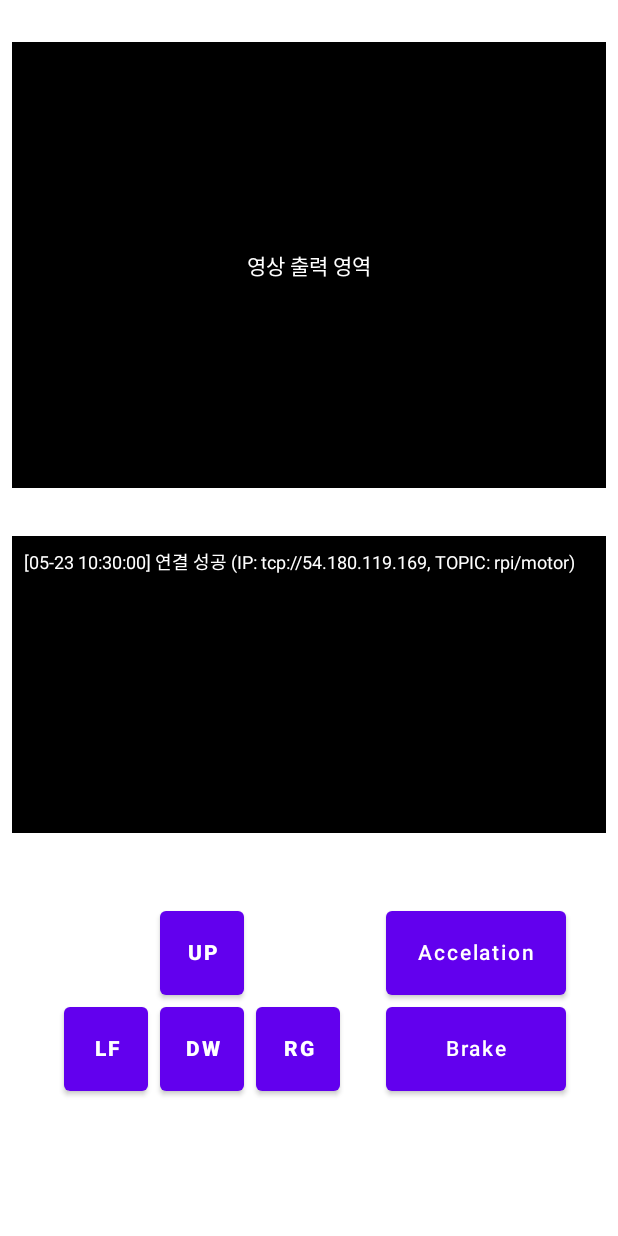
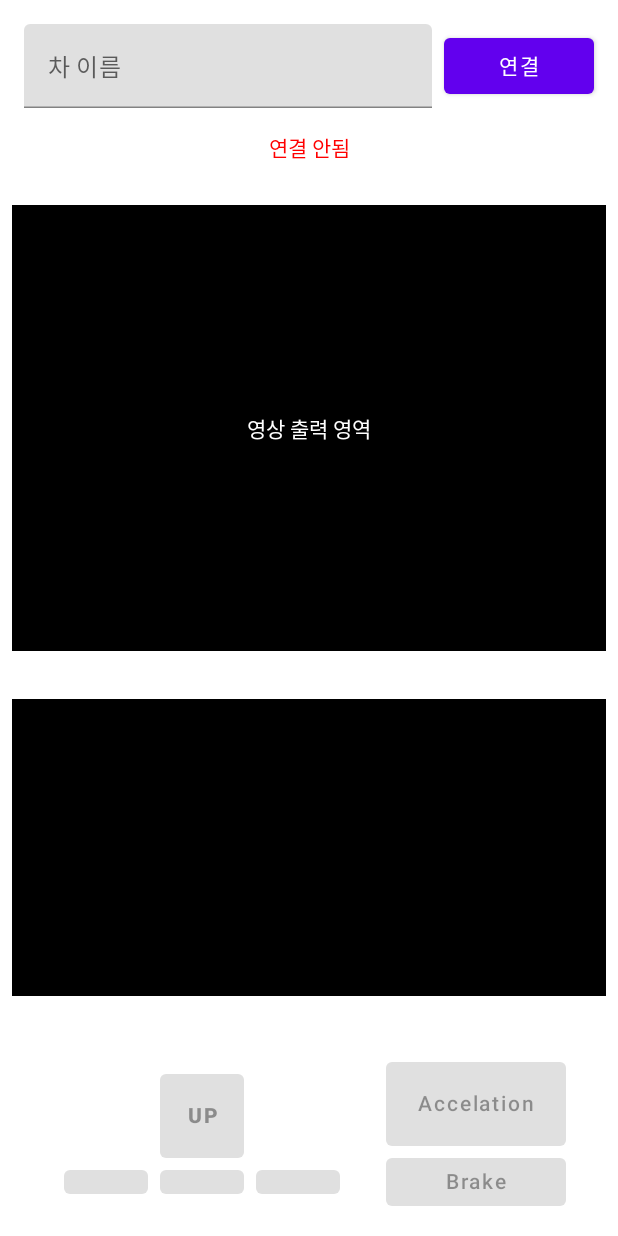
Before and after one commit to byeongkukoh/Exprover, an Android app built with Jetpack Compose: the screen it shows after launch (MainActivity), on a phone screen of 412 x 824 dp. Run offline under Robolectric (Android 15) with nearby library versions, the phone set to English and light mode, and no system bars; libraries missing offline, so code that uses them is left out: org.eclipse.paho.

Commit message:
feat: 차량 ID 지정 기능 추가 - 차량 ID를 지정함으로써 원하는 차량과 연결 가능

```diff
--- a/AndroidController/app/src/main/java/com/rccar/androidcontroller/MQTTManager.kt
+++ b/AndroidController/app/src/main/java/com/rccar/androidcontroller/MQTTManager.kt
@@ -2,7 +2,6 @@ package com.rccar.androidcontroller
 
 import org.eclipse.paho.client.mqttv3.*
 import org.eclipse.paho.client.mqttv3.persist.MemoryPersistence
-
 import java.text.SimpleDateFormat
 import java.util.Date
 import java.util.Locale
@@ -12,26 +11,65 @@ fun currentTimeString(): String {
     return sdf.format(Date())
 }
 
-class MqttManager(val onLog: (String) -> Unit) {
+class MqttManager(
+    private val onLog: (String) -> Unit,
+    private val onConnectionStatusChanged: (Boolean) -> Unit
+) {
     private lateinit var client: MqttClient
-    private val serverIP = "tcp://54.180.119.169" // 포트 명시 (기본 MQTT 포트: 1883)
-    private val clientId = "ANDROIDCONTROLLER"
-    private val topic = "rpi/motor"
+    private val serverIP = "tcp://54.180.119.169:1883" // 포트 명시
+    private val clientId = "ANDROIDCONTROLLER_${System.currentTimeMillis()}" // 고유 클라이언트 ID
+    private var motorTopic: String = ""
+    private var videoTopic: String = ""
 
-    fun connect() {
+    fun connect(carName: String) {
+        motorTopic = "$carName/motor"
+        videoTopic = "$carName/video"
+
         try {
-            // MemoryPersistence를 사용하여 클라이언트 상태를 메모리에 저장
+            if (::client.isInitialized && client.isConnected) {
+                disconnect() // 기존 연결 해제
+            }
+
             client = MqttClient(serverIP, clientId, MemoryPersistence())
             val options = MqttConnectOptions()
             options.isCleanSession = true
 
+            // 메시지 수신 콜백 설정
+            client.setCallback(object : MqttCallback {
+                override fun connectionLost(cause: Throwable?) {
+                    val logMsg = "[${currentTimeString()}] 연결 끊김: ${cause?.message ?: "알 수 없는 이유"}"
+                    onLog(logMsg)
+                    onConnectionStatusChanged(false)
+                }
+
+                override fun messageArrived(topic: String, message: MqttMessage) {
+                    val payload = String(message.payload)
+                    val logMsg = "[${currentTimeString()}] 메시지 수신 ($topic): $payload"
+                    onLog(logMsg)
+                    if (topic == videoTopic) {
+                        onLog("[${currentTimeString()}] 비디오 데이터 수신: $payload")
+                        // TODO: 비디오 데이터 처리 (예: UI에 표시)
+                    }
+                }
+
+                override fun deliveryComplete(token: IMqttDeliveryToken?) {
+                    // 사용 안 함
+                }
+            })
+
             client.connect(options)
+            onConnectionStatusChanged(true)
 
-            val logMsg = "[${currentTimeString()}] 연결 성공 (IP: ${serverIP}, TOPIC: ${topic})"
+            // 토픽 구독
+            client.subscribe(motorTopic, 1)
+            client.subscribe(videoTopic, 1)
+
+            val logMsg = "[${currentTimeString()}] 연결 성공 (IP: $serverIP, TOPIC: $motorTopic, $videoTopic)"
             onLog(logMsg)
         } catch (e: Exception) {
             val logMsg = "[${currentTimeString()}] 연결 실패 (${e.message})"
             onLog(logMsg)
+            onConnectionStatusChanged(false)
             e.printStackTrace()
         }
     }
@@ -40,8 +78,8 @@ class MqttManager(val onLog: (String) -> Unit) {
         if (::client.isInitialized && client.isConnected) {
             try {
                 val mqttMessage = MqttMessage(message.toByteArray())
-                client.publish(topic, mqttMessage)
-                val logMsg = "[${currentTimeString()}] 메시지 발행: $message"
+                client.publish(motorTopic, mqttMessage)
+                val logMsg = "[${currentTimeString()}] 메시지 발행 ($motorTopic): $message"
                 onLog(logMsg)
             } catch (e: Exception) {
                 val logMsg = "[${currentTimeString()}] 메시지 발행 실패: ${e.message}"
@@ -54,11 +92,11 @@ class MqttManager(val onLog: (String) -> Unit) {
         }
     }
 
-    // 연결 해제 메서드 (필요 시 호출)
     fun disconnect() {
         if (::client.isInitialized && client.isConnected) {
             try {
                 client.disconnect()
+                onConnectionStatusChanged(false)
                 val logMsg = "[${currentTimeString()}] 연결 해제 성공"
                 onLog(logMsg)
             } catch (e: Exception) {
@@ -68,4 +106,8 @@ class MqttManager(val onLog: (String) -> Unit) {
             }
         }
     }
+
+    fun logMessage(message: String) {
+        onLog(message)
+    }
 }
--- a/AndroidController/app/src/main/java/com/rccar/androidcontroller/MainActivity.kt
+++ b/AndroidController/app/src/main/java/com/rccar/androidcontroller/MainActivity.kt
@@ -8,8 +8,8 @@ import androidx.compose.foundation.background
 import androidx.compose.foundation.layout.*
 import androidx.compose.material.Button
 import androidx.compose.material.Text
-import androidx.compose.runtime.Composable
-import androidx.compose.runtime.mutableStateListOf
+import androidx.compose.material.TextField
+import androidx.compose.runtime.*
 import androidx.compose.ui.Alignment
 import androidx.compose.ui.Modifier
 import androidx.compose.ui.graphics.Color
@@ -17,7 +17,6 @@ import androidx.compose.ui.text.font.FontWeight
 import androidx.compose.ui.text.style.TextAlign
 import androidx.compose.ui.unit.dp
 import androidx.compose.ui.unit.sp
-import androidx.compose.runtime.remember
 import androidx.compose.foundation.lazy.LazyColumn
 import androidx.compose.foundation.lazy.items
 
@@ -29,21 +28,29 @@ class MainActivity : ComponentActivity() {
 
         setContent {
             val logs = remember { mutableStateListOf<String>() }
+            var carName by remember { mutableStateOf("") } // 차 이름 상태
+            var isConnected by remember { mutableStateOf(false) } // 연결 상태
 
-            // 콜백으로 로그 전달
-            mqttManager = MqttManager { msg ->
-                logs.add(msg)
-            }
-            mqttManager.connect()
+            // MQTT 매니저 초기화
+            mqttManager = MqttManager(
+                onLog = { msg -> logs.add(msg) },
+                onConnectionStatusChanged = { connected -> isConnected = connected }
+            )
 
-            MainScreen(mqttManager, logs)
+            MainScreen(
+                mqttManager = mqttManager,
+                logs = logs,
+                carName = carName,
+                onCarNameChange = { carName = it },
+                isConnected = isConnected
+            )
         }
     }
 
     override fun onDestroy() {
         super.onDestroy()
         try {
-            mqttManager.disconnect() // 연결 해제
+            mqttManager.disconnect()
             Log.d("MainActivity", "MQTT 연결 해제")
         } catch (e: Exception) {
             Log.e("MainActivity", "MQTT 연결 해제 실패: ${e.message}", e)
@@ -51,9 +58,14 @@ class MainActivity : ComponentActivity() {
     }
 }
 
-// 메인 화면 구성
 @Composable
-fun MainScreen(mqttManager: MqttManager, logs: List<String>) {
+fun MainScreen(
+    mqttManager: MqttManager,
+    logs: List<String>,
+    carName: String,
+    onCarNameChange: (String) -> Unit,
+    isConnected: Boolean
+) {
     Column(
         modifier = Modifier
             .fillMaxWidth()
@@ -61,6 +73,40 @@ fun MainScreen(mqttManager: MqttManager, logs: List<String>) {
         verticalArrangement = Arrangement.Top,
         horizontalAlignment = Alignment.CenterHorizontally
     ) {
+        // 차 이름 입력란과 연결 버튼
+        Row(
+            modifier = Modifier
+                .fillMaxWidth()
+                .padding(8.dp),
+            horizontalArrangement = Arrangement.SpaceBetween,
+            verticalAlignment = Alignment.CenterVertically
+        ) {
+            TextField(
+                value = carName,
+                onValueChange = onCarNameChange,
+                label = { Text("차 이름") },
+                modifier = Modifier.weight(1f)
+            )
+            Spacer(modifier = Modifier.width(8.dp))
+            Button(
+                onClick = {
+                    if (carName.isNotBlank()) {
+                        mqttManager.connect(carName)
+                    } else {
+                        mqttManager.logMessage("[${currentTimeString()}] 차 이름을 입력하세요")
+                    }
+                },
+                modifier = Modifier.width(100.dp)
+            ) {
+                Text(if (isConnected) "연결 해제" else "연결")
+            }
+        }
+        // 연결 상태 표시
+        Text(
+            text = if (isConnected) "연결됨" else "연결 안됨",
+            color = if (isConnected) Color.Green else Color.Red,
+            modifier = Modifier.padding(8.dp)
+        )
         Spacer(modifier = Modifier.height(20.dp))
         Box(
             modifier = Modifier
@@ -74,13 +120,12 @@ fun MainScreen(mqttManager: MqttManager, logs: List<String>) {
         Spacer(modifier = Modifier.height(32.dp))
         LogBox(logs)
         Spacer(modifier = Modifier.height(32.dp))
-        ControlPanel(mqttManager)
+        ControlPanel(mqttManager, isConnected)
     }
 }
 
-// 컨트롤 패널 구성
 @Composable
-fun ControlPanel(mqttManager: MqttManager) {
+fun ControlPanel(mqttManager: MqttManager, isConnected: Boolean) {
     Row(
         modifier = Modifier
             .fillMaxWidth()
@@ -93,7 +138,7 @@ fun ControlPanel(mqttManager: MqttManager) {
             verticalArrangement = Arrangement.Center,
             horizontalAlignment = Alignment.CenterHorizontally
         ) {
-            DirectionGrid(mqttManager = mqttManager)
+            DirectionGrid(mqttManager = mqttManager, enabled = isConnected)
         }
         Column(
             modifier = Modifier.width(IntrinsicSize.Min),
@@ -105,16 +150,18 @@ fun ControlPanel(mqttManager: MqttManager) {
                 modifier = Modifier
                     .width(128.dp)
                     .height(64.dp)
-                    .padding(4.dp)
+                    .padding(4.dp),
+                enabled = isConnected
             ) {
                 Text("Accelation")
             }
             Button(
-                onClick = { mqttManager.publish("stop") }, // Brake 버튼에 stop 명령 추가
+                onClick = { mqttManager.publish("stop") },
                 modifier = Modifier
                     .width(128.dp)
                     .height(64.dp)
-                    .padding(4.dp)
+                    .padding(4.dp),
+                enabled = isConnected
             ) {
                 Text("Brake")
             }
@@ -122,9 +169,8 @@ fun ControlPanel(mqttManager: MqttManager) {
     }
 }
 
-// 방향키 그리드 구성
 @Composable
-fun DirectionGrid(modifier: Modifier = Modifier, mqttManager: MqttManager) {
+fun DirectionGrid(modifier: Modifier = Modifier, mqttManager: MqttManager, enabled: Boolean) {
     Column(
         modifier = modifier.padding(8.dp),
         verticalArrangement = Arrangement.Center,
@@ -132,20 +178,19 @@ fun DirectionGrid(modifier: Modifier = Modifier, mqttManager: MqttManager) {
     ) {
         Row(horizontalArrangement = Arrangement.Center) {
             Spacer(modifier = Modifier.size(64.dp))
-            DirectionButton("UP", mqttManager)
+            DirectionButton("UP", mqttManager, enabled)
             Spacer(modifier = Modifier.size(64.dp))
         }
         Row(horizontalArrangement = Arrangement.Center) {
-            DirectionButton("LF", mqttManager)
-            DirectionButton("DW", mqttManager)
-            DirectionButton("RG", mqttManager)
+            DirectionButton("LF", mqttManager, enabled)
+            DirectionButton("DW", mqttManager, enabled)
+            DirectionButton("RG", mqttManager, enabled)
         }
     }
 }
 
-// 방향키 버튼 함수
 @Composable
-fun DirectionButton(label: String, mqttManager: MqttManager) {
+fun DirectionButton(label: String, mqttManager: MqttManager, enabled: Boolean) {
     Button(
         onClick = {
             val command = when (label) {
@@ -160,7 +205,8 @@ fun DirectionButton(label: String, mqttManager: MqttManager) {
         },
         modifier = Modifier
             .size(64.dp)
-            .padding(4.dp)
+            .padding(4.dp),
+        enabled = enabled
     ) {
         Text(
             label,
```
